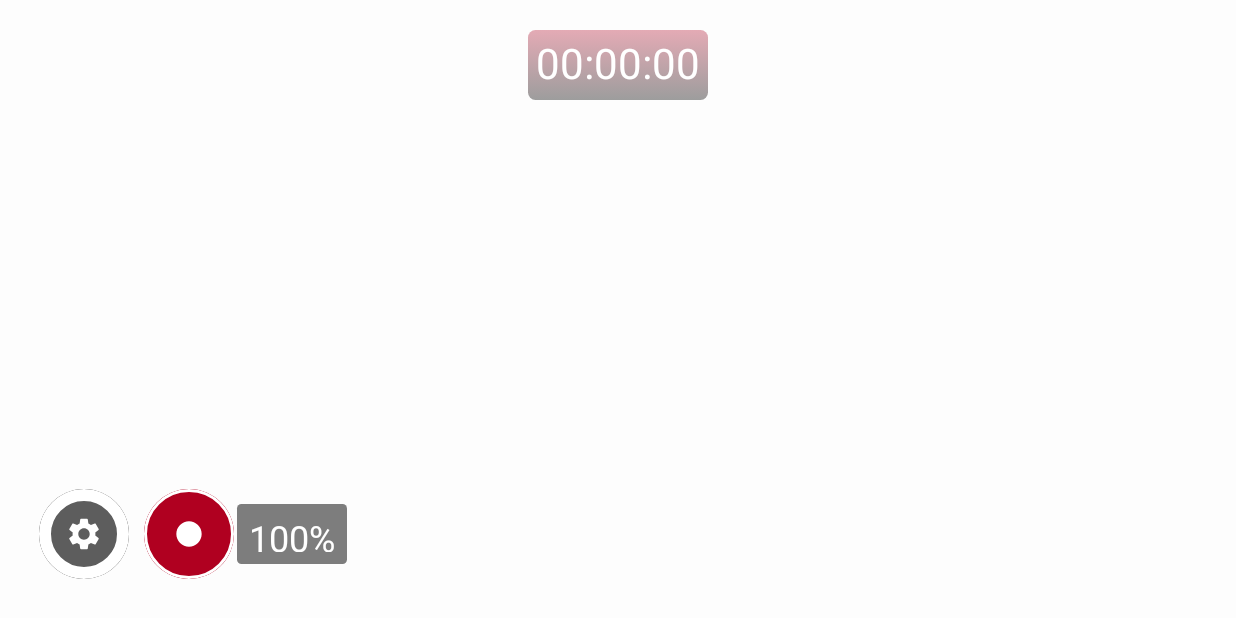
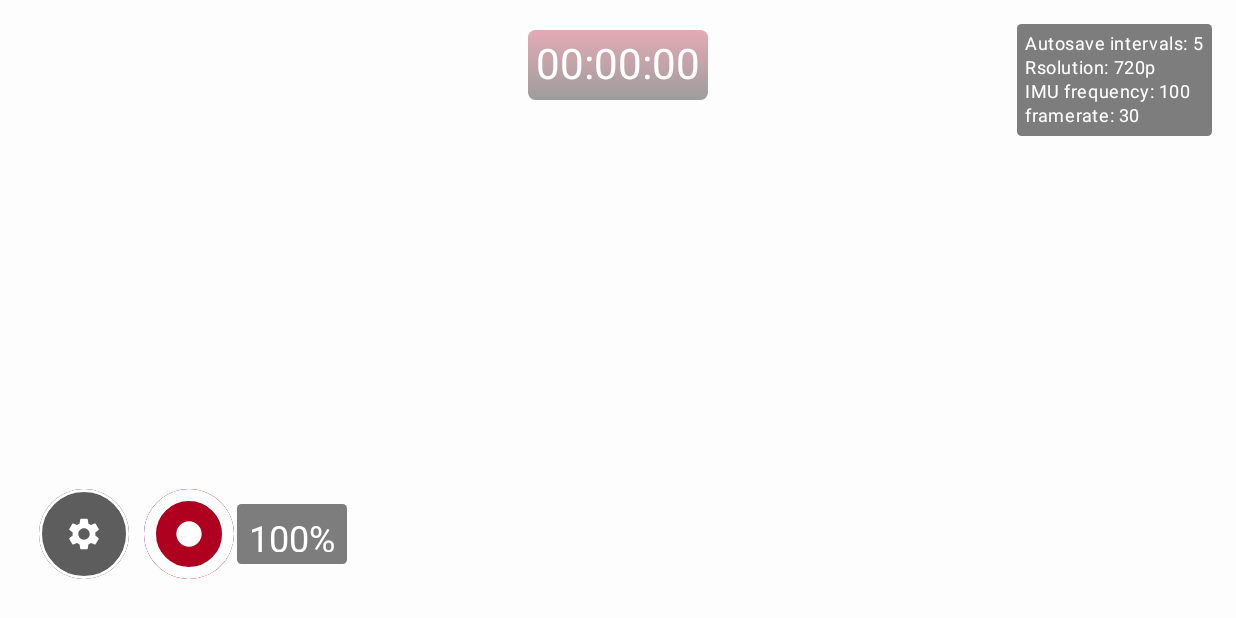
Before and after one commit to aminsepahan/syncrecorder, an Android app built with Jetpack Compose: the composable RecordingScreenButtonsAndUi shown on its own in the app's theme, on a phone screen of 824 x 412 dp (held sideways). Run offline under Robolectric (Android 15) with nearby library versions, the phone set to English and light mode, and no system bars.

Commit message:
added settings preview in RecordingScreen.kt

```diff
--- a/app/src/main/java/com/syn2core/syn2corecamera/presentation/ui/recording/RecordingScreen.kt
+++ b/app/src/main/java/com/syn2core/syn2corecamera/presentation/ui/recording/RecordingScreen.kt
@@ -1,9 +1,10 @@
 package com.syn2core.syn2corecamera.presentation.ui.recording
 
-import android.content.Context
 import androidx.compose.foundation.background
 import androidx.compose.foundation.border
 import androidx.compose.foundation.layout.Box
+import androidx.compose.foundation.layout.BoxScope
+import androidx.compose.foundation.layout.Column
 import androidx.compose.foundation.layout.Row
 import androidx.compose.foundation.layout.Spacer
 import androidx.compose.foundation.layout.fillMaxSize
@@ -49,6 +50,7 @@ import androidx.compose.ui.tooling.preview.Preview
 import androidx.compose.ui.unit.dp
 import androidx.hilt.navigation.compose.hiltViewModel
 import androidx.lifecycle.asFlow
+import com.syn2core.syn2corecamera.domain.RecordingSettings
 import com.syn2core.syn2corecamera.extension.showMessage
 import com.syn2core.syn2corecamera.navigation.Router
 import com.syn2core.syn2corecamera.presentation.components.CameraView
@@ -141,6 +143,7 @@ private fun RecordingScreenButtonsAndUi(
         focusRequesterRecord.requestFocus()
     }
     Box(modifier = Modifier.fillMaxSize()) {
+        SettingsPreview(viewState.settingsState)
         DurationDisplay(
             modifier = Modifier.align(Alignment.TopCenter),
             viewState = viewState
@@ -183,6 +186,46 @@ private fun RecordingScreenButtonsAndUi(
             }
             ImuWritingBadge(viewState.imuWritingPercent)
         }
+    }
+}
+
+@Composable
+fun BoxScope.SettingsPreview(settingsState: RecordingSettings) {
+    Column(
+        modifier = Modifier
+            .align(Alignment.TopEnd)
+            .padding(16.dp)
+            .background(
+                brush = Brush.verticalGradient(
+                    colors = listOf(
+                        DarkGray,
+                        DarkGray
+                    )
+                ),
+                alpha = 0.8f,
+                shape = RoundedCornerShape(corner = CornerSize(3.dp))
+            ).padding(5.dp),
+    ) {
+        Text(
+            text = "Autosave intervals: ${settingsState.autoStopMinutes}",
+            style = MaterialTheme.typography.bodySmall,
+            color = White
+        )
+        Text(
+            text = "Rsolution: ${settingsState.resolution}",
+            style = MaterialTheme.typography.bodySmall,
+            color = White
+        )
+        Text(
+            text = "IMU frequency: ${settingsState.imuFrequency}",
+            style = MaterialTheme.typography.bodySmall,
+            color = White
+        )
+        Text(
+            text = "framerate: ${settingsState.frameRate}",
+            style = MaterialTheme.typography.bodySmall,
+            color = White
+        )
     }
 }
 
@@ -273,6 +316,7 @@ private fun SegmentCountBadge(count: Int) {
             .padding(8.dp),
     )
 }
+
 @Composable
 private fun ImuWritingBadge(percent: Int) {
     Spacer(Modifier.width(2.dp))
@@ -300,7 +344,7 @@ private fun ImuWritingBadge(percent: Int) {
 
 @Preview(heightDp = 360, widthDp = 640)
 @Composable
-fun RecordScreenPreview(){
+fun RecordScreenPreview() {
     RecordingScreenButtonsAndUi(
         viewState = RecordingViewState(),
         onEventHandler = {}
```
